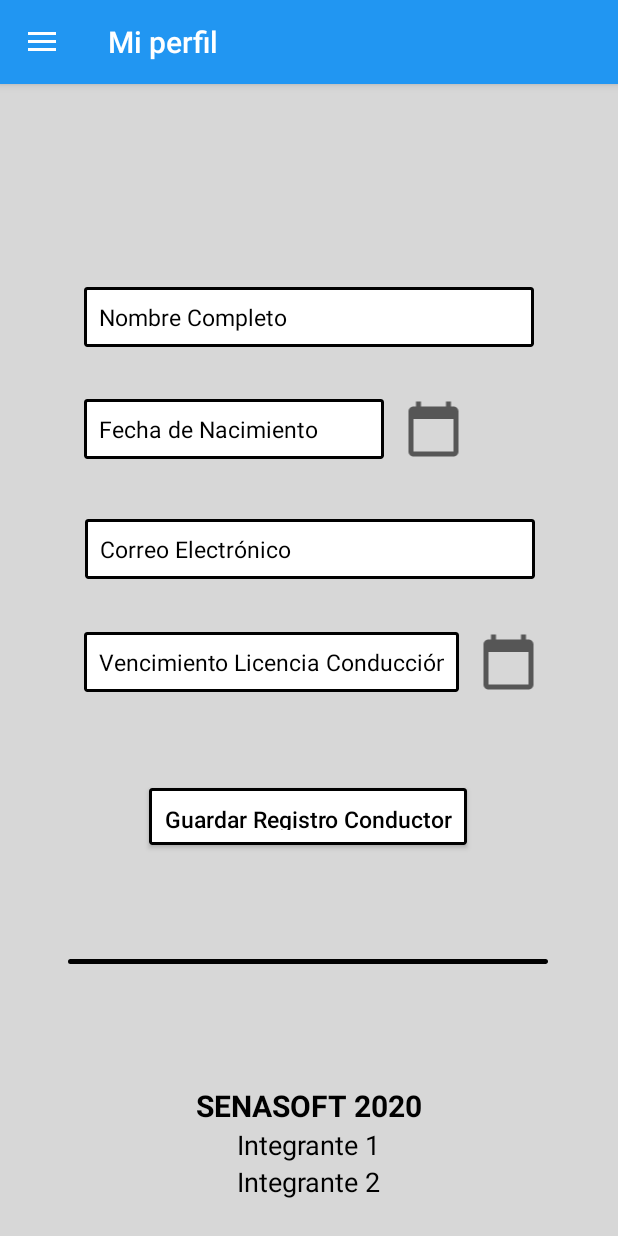
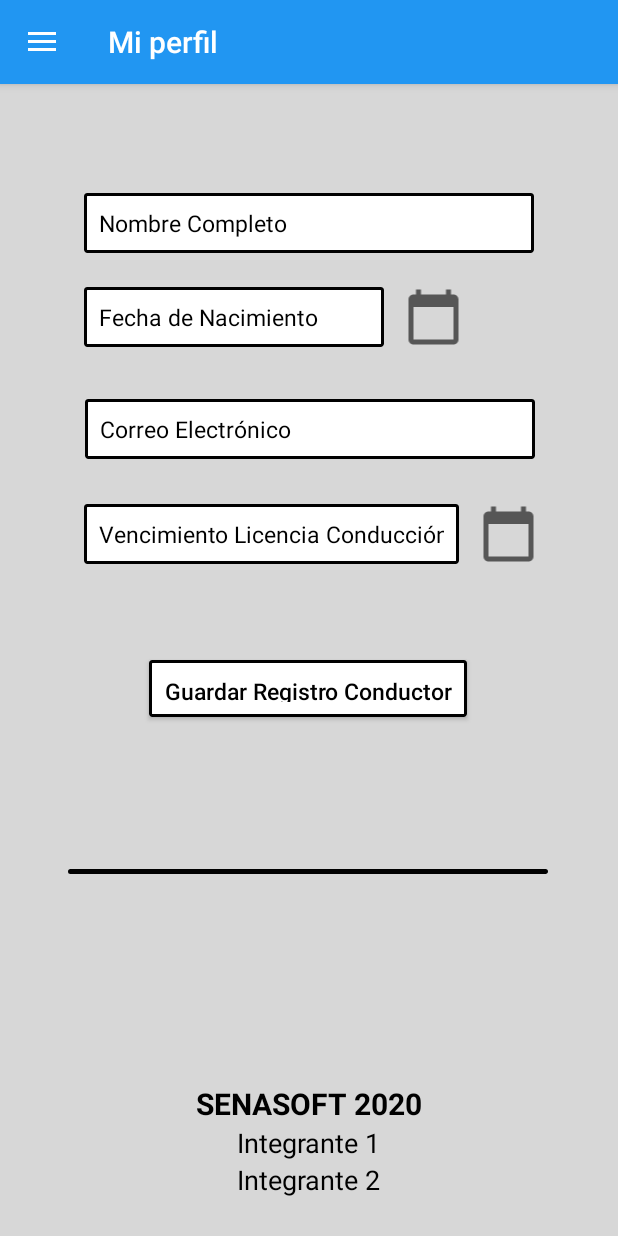
Before and after one commit to Ldaca/TrainingSena, an Android app: the MainActivity screen opened directly, with no data from a screen before it, in the side drawer, after a tap on "Mi perfil", on a phone screen of 412 x 824 dp. Run offline under Robolectric (Android 15) with nearby library versions, the phone set to English and light mode, and no system bars.

Commit message:
cambios 4.0

```diff
--- a/app/src/main/java/com/ldaca/app/prueba1/activities/MainActivity.kt
+++ b/app/src/main/java/com/ldaca/app/prueba1/activities/MainActivity.kt
@@ -32,7 +32,7 @@ class MainActivity : AppCompatActivity(), NavigationView.OnNavigationItemSelecte
 
     private fun initDrawer() {
         val menu = binding.navView.menu
-        val oldItem = menu.getItem(1)
+        val oldItem = menu.getItem(0)
         binding.navView.setNavigationItemSelectedListener(this)
         val toggle = ActionBarDrawerToggle(
             this,
--- a/app/src/main/java/com/ldaca/app/prueba1/fragments/InicioFragment.kt
+++ b/app/src/main/java/com/ldaca/app/prueba1/fragments/InicioFragment.kt
@@ -36,6 +36,10 @@ class InicioFragment : Fragment() {
 
         list_eventos.add(Eventos("AUDI", "FGL-548", "20/12/2020", "05/10/2020", "01/01/2021"))
 
+        list_eventos.add(Eventos("BMW", "AAQ-210", "20/12/2020", "05/10/2020", "01/01/2021"))
+
+        list_eventos.add(Eventos("Ferrari", "WXL-708", "20/12/2020", "05/10/2020", "01/01/2021"))
+
         val adapter = adapterEventos(list_eventos)
 
         recyclerView_eventos.adapter = adapter
--- a/app/src/main/res/layout/app_bar_content.xml
+++ b/app/src/main/res/layout/app_bar_content.xml
@@ -13,7 +13,6 @@
         android:layout_width="match_parent"
         android:layout_height="match_parent"
         android:layout_marginTop="?android:attr/actionBarSize"
-        app:layout_constraintTop_toTopOf="parent"
-        android:background="#d7d7d7"/>
+        app:layout_constraintTop_toTopOf="parent" />
 
 </androidx.constraintlayout.widget.ConstraintLayout>
--- a/app/src/main/res/layout/content_events.xml
+++ b/app/src/main/res/layout/content_events.xml
@@ -9,14 +9,14 @@
 
     <LinearLayout
         android:layout_width="match_parent"
-        android:layout_height="match_parent"
+        android:layout_height="wrap_content"
         android:orientation="vertical">
 
         <LinearLayout
             android:layout_width="340dp"
             android:layout_height="2.5dp"
             android:layout_gravity="center"
-            android:layout_marginTop="40dp"
+            android:layout_marginTop="20dp"
             android:layout_marginBottom="10dp"
             android:background="@drawable/border_bottons"/>
 
--- a/app/src/main/res/layout/fragment_perfil.xml
+++ b/app/src/main/res/layout/fragment_perfil.xml
@@ -4,12 +4,13 @@
     xmlns:tools="http://schemas.android.com/tools"
     android:layout_width="match_parent"
     android:layout_height="match_parent"
+    android:background="#d7d7d7"
     tools:context=".fragments.PerfilFragment">
 
     <!-- TODO: Update blank fragment layout -->
     <androidx.constraintlayout.widget.ConstraintLayout
         android:layout_width="match_parent"
-        android:paddingTop="50dp"
+        android:paddingTop="0dp"
         android:layout_height="match_parent">
 
         <EditText
@@ -36,7 +37,7 @@
             android:id="@+id/linear1"
             android:layout_width="300dp"
             android:layout_height="40dp"
-            android:layout_marginTop="120dp"
+            android:layout_marginTop="100dp"
             android:orientation="horizontal"
             app:layout_constraintBottom_toTopOf="@+id/email"
             app:layout_constraintEnd_toEndOf="parent"
@@ -71,7 +72,7 @@
             android:id="@+id/email"
             android:layout_width="300dp"
             android:layout_height="40dp"
-            android:layout_marginTop="240dp"
+            android:layout_marginTop="210dp"
             android:background="@drawable/border_bottons"
             android:hint="Correo Electrónico"
             android:inputType="textEmailAddress"
@@ -93,7 +94,7 @@
             android:id="@+id/linear2"
             android:layout_width="300dp"
             android:layout_height="40dp"
-            android:layout_marginTop="315dp"
+            android:layout_marginTop="280dp"
             android:orientation="horizontal"
             app:layout_constraintBottom_toTopOf="@+id/guardar"
             app:layout_constraintEnd_toEndOf="parent"
--- a/app/src/main/res/values/strings.xml
+++ b/app/src/main/res/values/strings.xml
@@ -1,7 +1,6 @@
 <resources xmlns:tools="http://schemas.android.com/tools">
     <string name="app_name">TramiAutos</string>
-    <string name="info" tools:ignore="Typos">dfghjkl dfghjkl fghjkl dfghjkl dfghjkl fghjkl fghjkl ertyuio dfghjkl cvbnm,
-        dfghjkl fghjkl jfghjklñ ghjm,klñ edfghjkl dfghjk wertyui edfgbnmkhdfghj</string>
+    <string name="info" tools:ignore="Typos">TramiAutos es la compañia que aporta sobre el estado, ajustes, arreglos, seguridad, detalles decorativos, y el mejor cuidado para usted y su vehiculo, venga ya, no se lo pierda hoy.</string>
     <string name="sign_up">REGISTRARSE</string>
     <string name="senasoft">SENASOFT 2020</string>
     <string name="item_1">Integrante 1</string>
@@ -19,7 +18,7 @@
     <string name="f_soat">F. Soat:</string>
     <string name="modelo">Modelo:</string>
     <string name="save">Guardar</string>
-    <string name="home">inicio</string>
+    <string name="home">Inicio</string>
     <string name="registry">Registro de vehiculos</string>
     <string name="services">Servicios</string>
     <string name="profile">Mi perfil</string>
```
Also changed, not shown: app/src/main/res/layout/fragment_inicio.xml (+14 -6 lines), app/src/main/res/layout/fragment_registro.xml (+19 -6 lines), app/src/main/res/layout/fragment_servicios.xml (+17 -4 lines).
